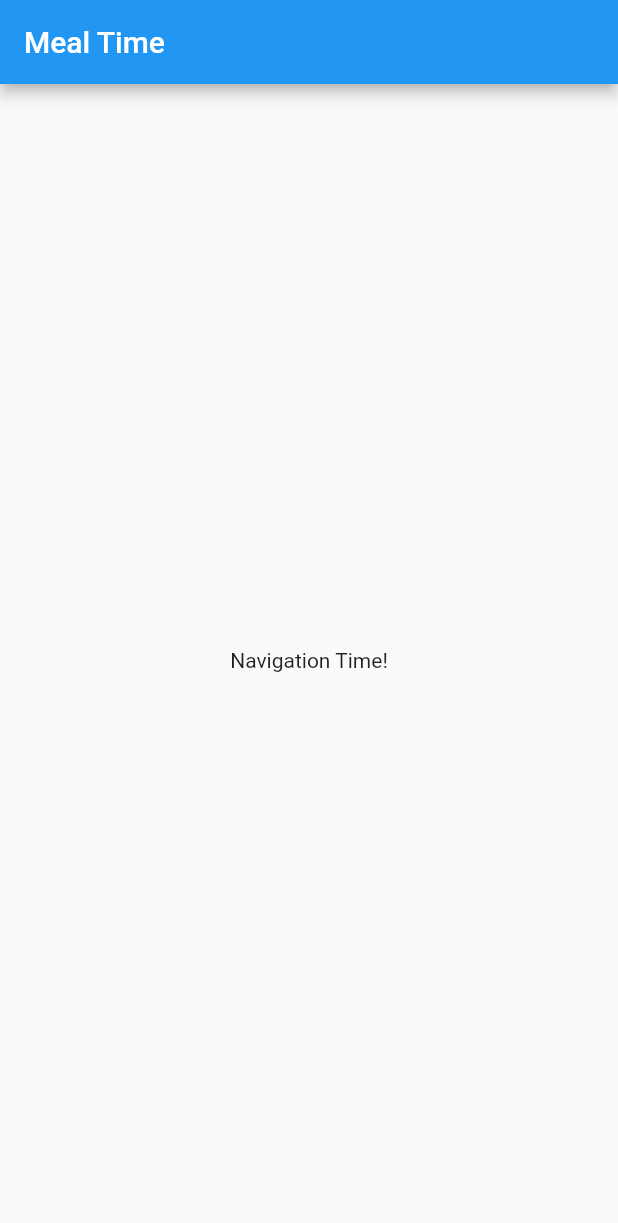
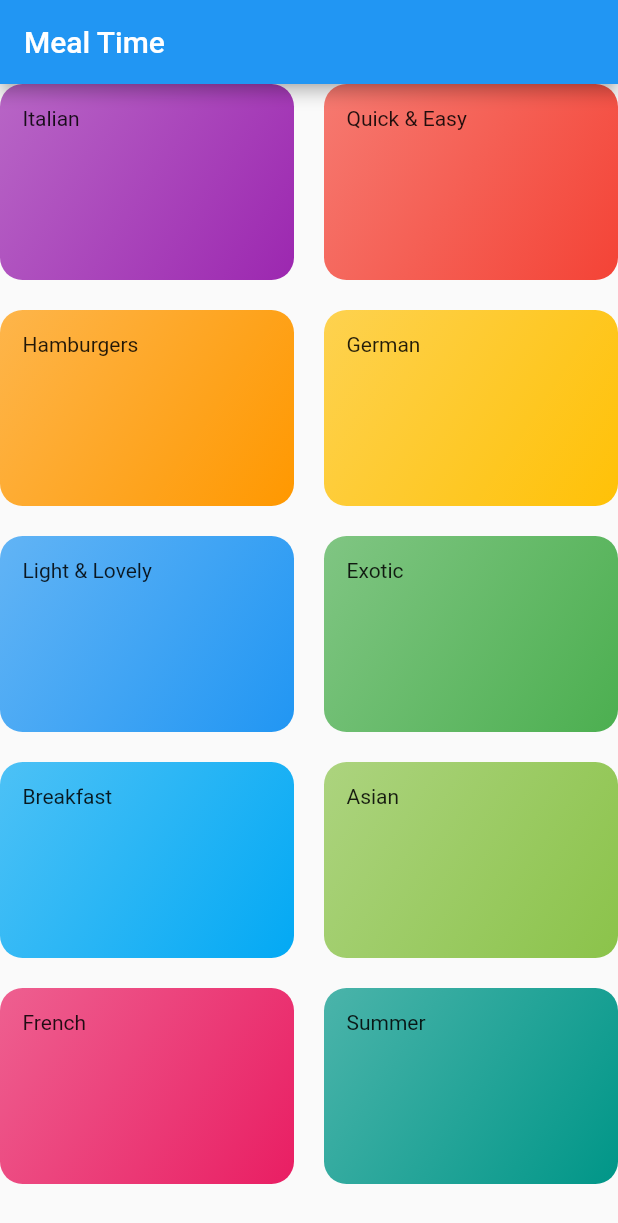
Before and after one commit to gemini30/Food_Recipe_App, a Flutter app: the screen it shows after launch, on a phone screen of 412 x 824 dp. Shown: the top 1223 px of the screen. Run offline on Flutter 3.47's test engine with Material 2 defaults, Android fonts, the phone set to English and light mode, and no system bars.

Commit message:
add food categories page and set it as home page

```diff
--- /dev/null
+++ b/lib/categories_screen.dart
@@ -0,0 +1,24 @@
+// ignore_for_file: prefer_const_constructors
+// ignore_for_file: prefer_const_literals_to_create_immutables
+import 'package:flutter/material.dart';
+import './category_item.dart';
+import './dummy_data.dart';
+
+class CategoriesScreen extends StatelessWidget {
+  @override
+  Widget build(BuildContext context) {
+    return Scaffold(
+      appBar: AppBar(title: const Text('Meal Time')),
+      body: GridView(
+        gridDelegate: SliverGridDelegateWithMaxCrossAxisExtent(
+            maxCrossAxisExtent: 200,
+            childAspectRatio: 3 / 2,
+            crossAxisSpacing: 20,
+            mainAxisSpacing: 20),
+        children: DUMMY_CATEGORIES
+            .map((catData) => CategoryItem(catData.title, catData.color))
+            .toList(),
+      ),
+    );
+  }
+}
--- /dev/null
+++ b/lib/category_item.dart
@@ -0,0 +1,25 @@
+// ignore_for_file: prefer_const_constructors
+// ignore_for_file: prefer_const_literals_to_create_immutables
+import 'package:flutter/material.dart';
+
+class CategoryItem extends StatelessWidget {
+  final String title;
+  final Color color;
+
+  CategoryItem(this.title, this.color);
+
+  @override
+  Widget build(BuildContext context) {
+    return Container(
+      padding: const EdgeInsets.all(15),
+      child: Text(title),
+      decoration: BoxDecoration(
+        gradient: LinearGradient(
+            colors: [color.withOpacity(0.7), color],
+            begin: Alignment.topLeft,
+            end: Alignment.bottomRight),
+        borderRadius: BorderRadius.circular(15),
+      ),
+    );
+  }
+}
--- /dev/null
+++ b/lib/dummy_data.dart
@@ -0,0 +1,60 @@
+// ignore_for_file: prefer_const_constructors, unnecessary_const, constant_identifier_names
+// ignore_for_file: prefer_const_literals_to_create_immutables,
+// ignore:
+
+import 'package:flutter/material.dart';
+
+import './models/category.dart';
+
+const DUMMY_CATEGORIES = const [
+  Category(
+    id: 'c1',
+    title: 'Italian',
+    color: Colors.purple,
+  ),
+  Category(
+    id: 'c2',
+    title: 'Quick & Easy',
+    color: Colors.red,
+  ),
+  Category(
+    id: 'c3',
+    title: 'Hamburgers',
+    color: Colors.orange,
+  ),
+  Category(
+    id: 'c4',
+    title: 'German',
+    color: Colors.amber,
+  ),
+  Category(
+    id: 'c5',
+    title: 'Light & Lovely',
+    color: Colors.blue,
+  ),
+  Category(
+    id: 'c6',
+    title: 'Exotic',
+    color: Colors.green,
+  ),
+  Category(
+    id: 'c7',
+    title: 'Breakfast',
+    color: Colors.lightBlue,
+  ),
+  Category(
+    id: 'c8',
+    title: 'Asian',
+    color: Colors.lightGreen,
+  ),
+  Category(
+    id: 'c9',
+    title: 'French',
+    color: Colors.pink,
+  ),
+  Category(
+    id: 'c10',
+    title: 'Summer',
+    color: Colors.teal,
+  ),
+];
--- a/lib/main.dart
+++ b/lib/main.dart
@@ -1,4 +1,7 @@
+// ignore_for_file: prefer_const_constructors
+// ignore_for_file: prefer_const_literals_to_create_immutables
 import 'package:flutter/material.dart';
+import './categories_screen.dart';
 
 void main() => runApp(MyApp());
 
@@ -10,26 +13,7 @@ class MyApp extends StatelessWidget {
       theme: ThemeData(
         primarySwatch: Colors.blue,
       ),
-      home: MyHomePage(),
+      home: CategoriesScreen(),
     );
   }
 }
-
-class MyHomePage extends StatefulWidget {
-  @override
-  _MyHomePageState createState() => _MyHomePageState();
-}
-
-class _MyHomePageState extends State<MyHomePage> {
-  @override
-  Widget build(BuildContext context) {
-    return Scaffold(
-      appBar: AppBar(
-        title: Text('Meal Time'),
-      ),
-      body: Center(
-        child: Text('Navigation Time!'),
-      ),
-    );
-  }
-}
--- /dev/null
+++ b/lib/models/category.dart
@@ -0,0 +1,14 @@
+// import 'package:flutter/cupertino.dart';
+
+// ignore_for_file: prefer_const_constructors
+// ignore_for_file: prefer_const_literals_to_create_immutables
+import 'package:flutter/material.dart';
+
+class Category {
+  final String id;
+  final String title;
+  final Color color;
+
+  const Category(
+      {@required this.id, @required this.title, this.color = Colors.orange});
+}
--- a/pubspec.yaml
+++ b/pubspec.yaml
@@ -18,7 +18,7 @@ publish_to: 'none' # Remove this line if you wish to publish to pub.dev
 version: 1.0.0+1
 
 environment:
-  sdk: ">=2.11.0 <3.0.0"
+  sdk: ">=2.1.0 <3.0.0"
 
 dependencies:
   flutter:
```
